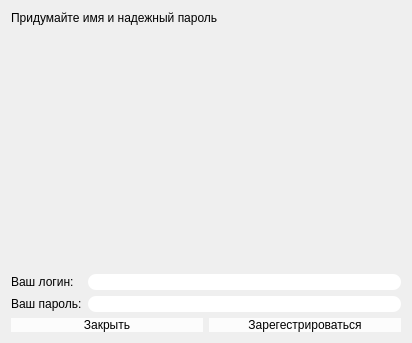
Old version of the form regestration.ui in the repository klementii229/QTAPP.practics.
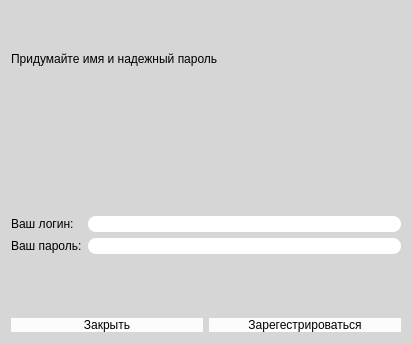
New version of the form. Icons and pictures are not drawn.

```diff
--- a/regestration.ui
+++ b/regestration.ui
@@ -13,6 +13,11 @@
   <property name="windowTitle">
    <string>Dialog</string>
   </property>
+  <property name="styleSheet">
+   <string notr="true">background-color: rgb(214, 214, 214);
+    
+</string>
+  </property>
   <layout class="QVBoxLayout" name="verticalLayout">
    <item>
     <widget class="QLabel" name="label_3">
@@ -69,19 +74,6 @@
      </item>
     </layout>
    </item>
-   <item>
-    <spacer name="verticalSpacer">
-     <property name="orientation">
-      <enum>Qt::Vertical</enum>
-     </property>
-     <property name="sizeHint" stdset="0">
-      <size>
-       <width>20</width>
-       <height>40</height>
-      </size>
-     </property>
-    </spacer>
-   </item>
    <item>
     <layout class="QFormLayout" name="formLayout">
      <item row="1" column="0">
```
